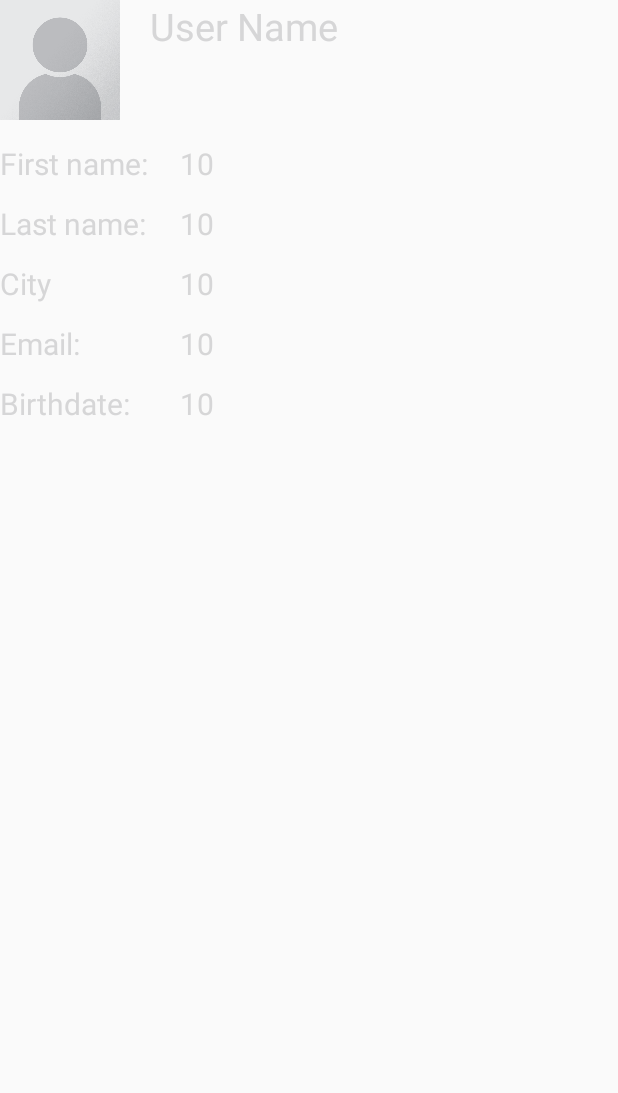
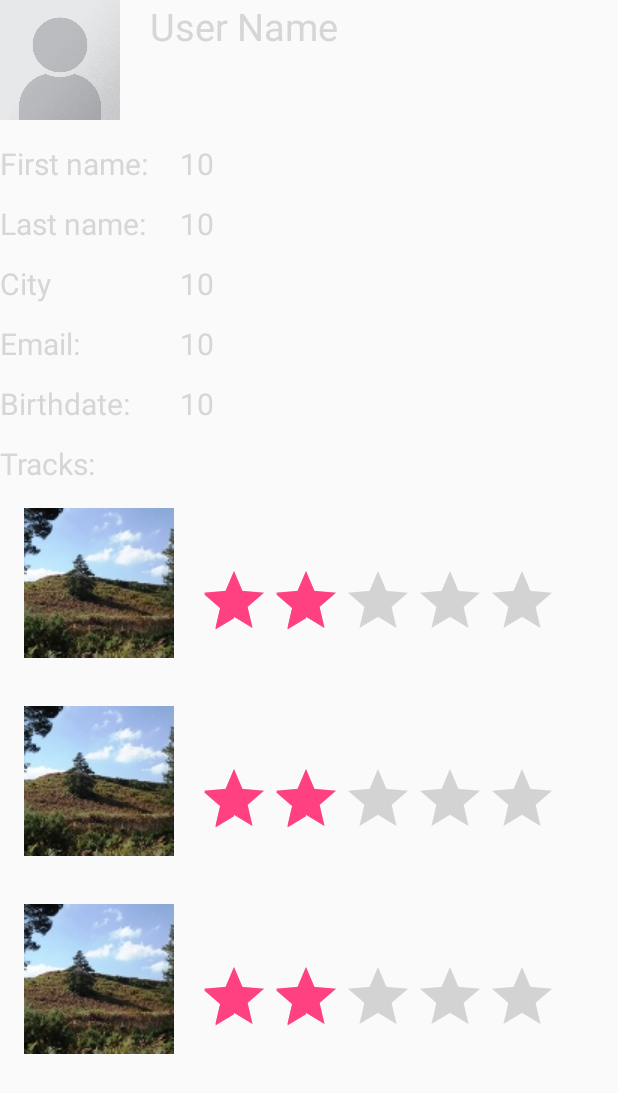
Before and after one commit to sagidana/TrailMe, an Android app: the layout fragment_user_details.xml on its own in the app's theme, with its tools: preview values and no code run, on a phone screen of 412 x 824 dp. Shown: the top 1093 px of the screen. Run offline under Robolectric (Android 15) with nearby library versions, the phone set to English and light mode, and no system bars.

Commit message:
User with related tracks!

```diff
--- a/App/TrailMe/app/src/main/res/layout/fragment_user_details.xml
+++ b/App/TrailMe/app/src/main/res/layout/fragment_user_details.xml
@@ -150,5 +150,18 @@
 
         </RelativeLayout>
 
+        <TextView
+            android:layout_width="wrap_content"
+            android:layout_height="wrap_content"
+            android:text="Tracks:"
+            android:textColor="@color/common_plus_signin_btn_text_light_pressed"
+            android:textSize="20sp"/>
+        <android.support.v7.widget.RecyclerView
+            android:id="@+id/tracks"
+            android:layout_width="match_parent"
+            android:layout_height="fill_parent"
+            android:layout_weight="1"
+            tools:listitem="@layout/fragment_track_item"/>
+
     </LinearLayout>
 </FrameLayout>
```
Also changed, not shown: App/TrailMe/app/src/main/java/depton/trailme/fragments/UserDetails.java (+58 -21 lines).
